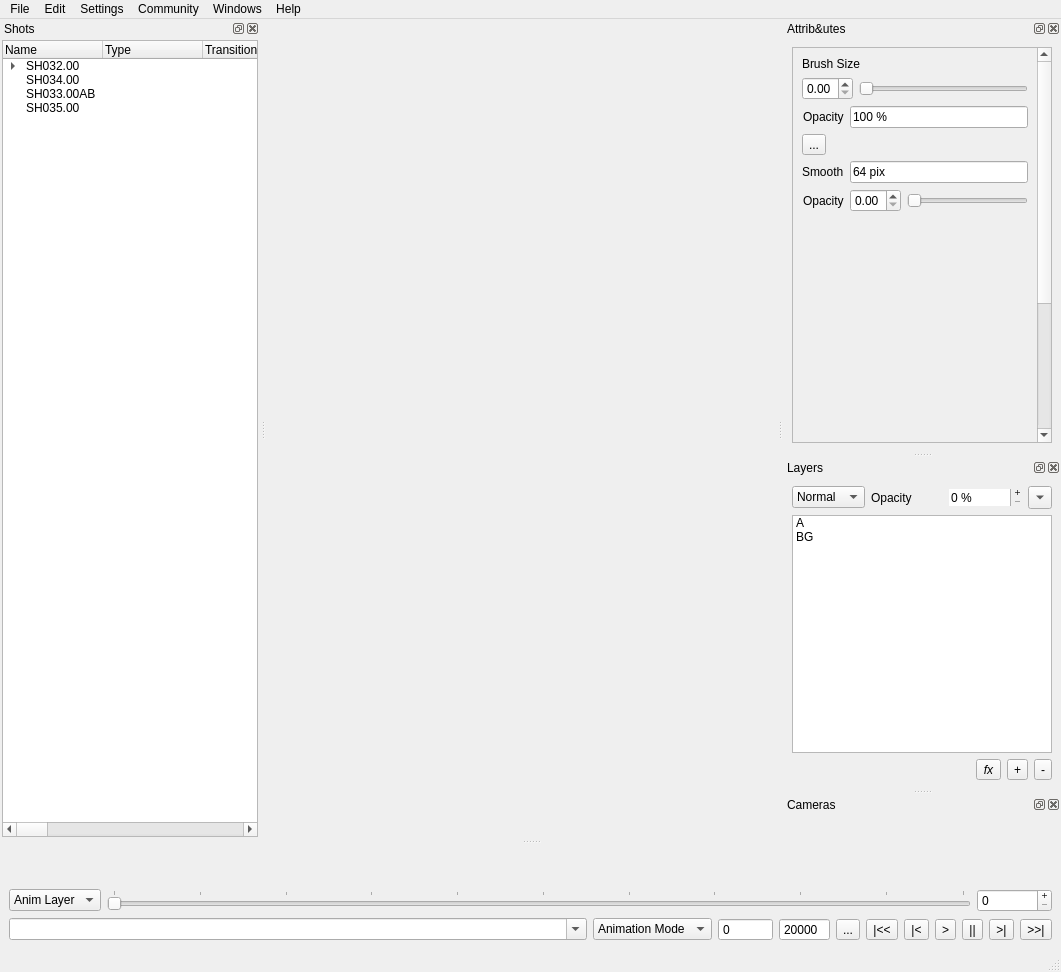
Before: the Qt Designer form BoarderMainWindow.ui in GameFusion/B-Line, drawn with Qt 5.
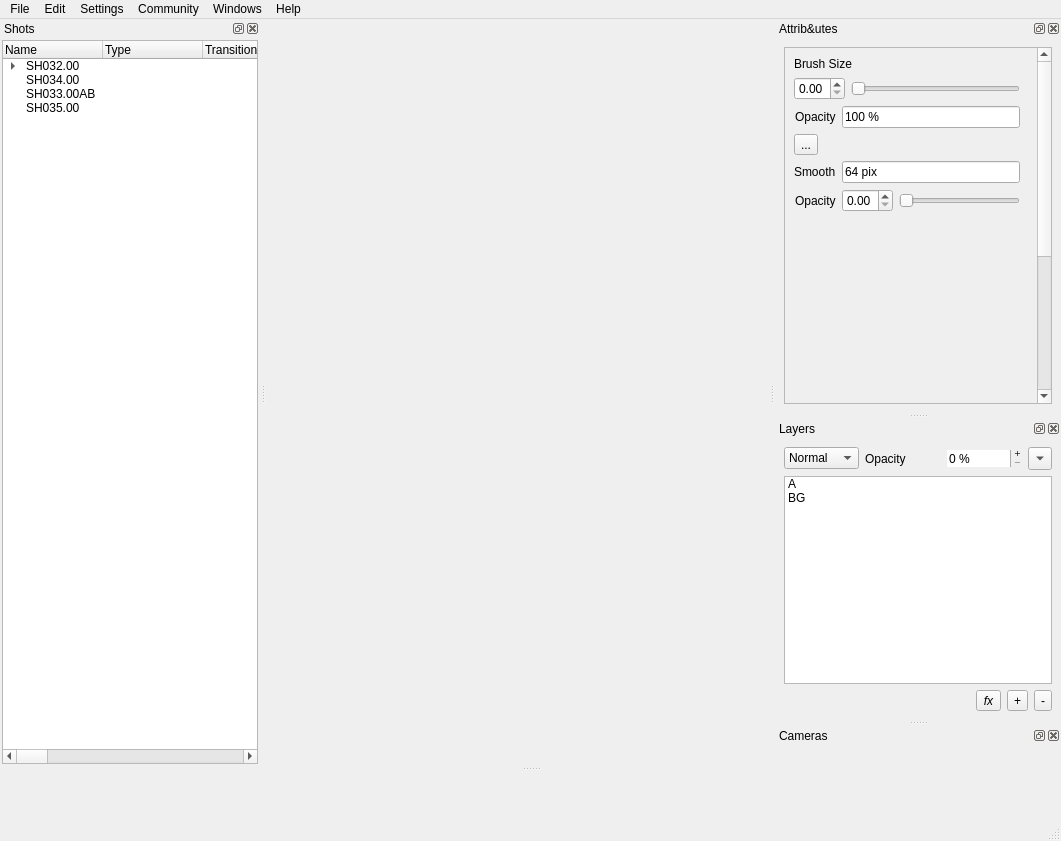
After: the same form once the commit is applied. Icons and pictures are not drawn.

Commit message:
Refactor UI layout and integrate camera side panel
- Reduced main window and menubar height
- Removed timeline and command bar UI elements
- Renamed dock widget from 'dockWidget' to 'dockCameras'
- Set minimum sizes for dock panels
- Added CameraSidePanel to project and linked it to dockCameras
- Connected PaintArea and CameraSidePanel for camera frame synchronization
- Registered global shortcut for adding cameras (Ctrl+Shift+C)

```diff
--- a/BoarderMainWindow.ui
+++ b/BoarderMainWindow.ui
@@ -7,7 +7,7 @@
     <x>0</x>
     <y>0</y>
     <width>1061</width>
-    <height>972</height>
+    <height>841</height>
    </rect>
   </property>
   <property name="windowTitle">
@@ -93,7 +93,7 @@
   <widget class="QDockWidget" name="dockAttributes">
    <property name="minimumSize">
     <size>
-     <width>0</width>
+     <width>286</width>
      <height>146</height>
     </size>
    </property>
@@ -299,157 +299,6 @@
        </property>
       </widget>
      </item>
-     <item>
-      <layout class="QHBoxLayout" name="horizontalLayout">
-       <item>
-        <widget class="QComboBox" name="timeLayer">
-         <item>
-          <property name="text">
-           <string>Anim Layer</string>
-          </property>
-         </item>
-        </widget>
-       </item>
-       <item>
-        <widget class="QSlider" name="timeSlider">
-         <property name="orientation">
-          <enum>Qt::Orientation::Horizontal</enum>
-         </property>
-         <property name="tickPosition">
-          <enum>QSlider::TickPosition::TicksAbove</enum>
-         </property>
-         <property name="tickInterval">
-          <number>10</number>
-         </property>
-        </widget>
-       </item>
-       <item>
-        <widget class="QSpinBox" name="timeBox">
-         <property name="minimumSize">
-          <size>
-           <width>75</width>
-           <height>0</height>
-          </size>
-         </property>
-         <property name="buttonSymbols">
-          <enum>QAbstractSpinBox::ButtonSymbols::PlusMinus</enum>
-         </property>
-         <property name="maximum">
-          <number>500</number>
-         </property>
-        </widget>
-       </item>
-      </layout>
-     </item>
-     <item>
-      <layout class="QHBoxLayout" name="horizontalLayout_3">
-       <item>
-        <widget class="QComboBox" name="comboBox_cmd">
-         <property name="sizePolicy">
-          <sizepolicy hsizetype="Expanding" vsizetype="Fixed">
-           <horstretch>0</horstretch>
-           <verstretch>0</verstretch>
-          </sizepolicy>
-         </property>
-         <property name="editable">
-          <bool>true</bool>
-         </property>
-        </widget>
-       </item>
-       <item>
-        <widget class="QComboBox" name="comboBox_mode">
-         <item>
-          <property name="text">
-           <string>Animation Mode</string>
-          </property>
-         </item>
-         <item>
-          <property name="text">
-           <string>Game Mode</string>
-          </property>
-         </item>
-        </widget>
-       </item>
-       <item>
-        <widget class="QSpinBox" name="timeMin">
-         <property name="buttonSymbols">
-          <enum>QAbstractSpinBox::ButtonSymbols::NoButtons</enum>
-         </property>
-         <property name="showGroupSeparator" stdset="0">
-          <bool>false</bool>
-         </property>
-         <property name="minimum">
-          <number>-10000000</number>
-         </property>
-         <property name="maximum">
-          <number>10000000</number>
-         </property>
-        </widget>
-       </item>
-       <item>
-        <widget class="QSpinBox" name="timeMax">
-         <property name="buttonSymbols">
-          <enum>QAbstractSpinBox::ButtonSymbols::NoButtons</enum>
-         </property>
-         <property name="maximum">
-          <number>1000000000</number>
-         </property>
-         <property name="value">
-          <number>20000</number>
-         </property>
-        </widget>
-       </item>
-       <item>
-        <widget class="QToolButton" name="toolButton_settings">
-         <property name="text">
-          <string>...</string>
-         </property>
-        </widget>
-       </item>
-       <item>
-        <widget class="QToolButton" name="toolButton_firstFrame">
-         <property name="text">
-          <string>|&lt;&lt;</string>
-         </property>
-        </widget>
-       </item>
-       <item>
-        <widget class="QToolButton" name="toolButton_priorFrame">
-         <property name="text">
-          <string>|&lt;</string>
-         </property>
-        </widget>
-       </item>
-       <item>
-        <widget class="QToolButton" name="toolButton_play">
-         <property name="text">
-          <string>&gt;</string>
-         </property>
-        </widget>
-       </item>
-       <item>
-        <widget class="QToolButton" name="toolButton_pause">
-         <property name="text">
-          <string>||</string>
-         </property>
-        </widget>
-       </item>
-       <item>
-        <widget class="QToolButton" name="toolButton_nextFrame">
-         <property name="text">
-          <string>&gt;|</string>
-         </property>
-        </widget>
-       </item>
-       <item>
-        <widget class="QToolButton" name="toolButton_lastFrame">
-         <property name="text">
-          <string>&gt;&gt;|</string>
-         </property>
-        </widget>
-       </item>
-      </layout>
-     </item>
     </layout>
    </widget>
   </widget>
@@ -933,8 +782,8 @@
   <widget class="QDockWidget" name="dockCameraAndLayers">
    <property name="minimumSize">
     <size>
-     <width>0</width>
-     <height>197</height>
+     <width>275</width>
+     <height>200</height>
     </size>
    </property>
    <property name="floating">
@@ -1077,7 +926,7 @@
   <widget class="QDockWidget" name="dockWidget">
    <property name="minimumSize">
     <size>
-     <width>0</width>
+     <width>62</width>
      <height>38</height>
     </size>
    </property>
```
Left out of the diff: 4 changed lines with no effect on the pictures. The commit also changes 8 other files.
